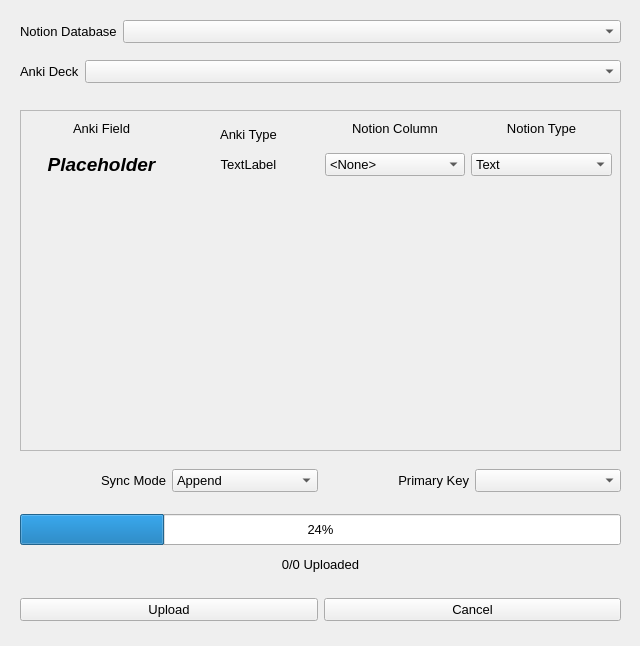
Above: qt_ui/upload.ui from fdavies93/anki-anchor before the change. Below: the same form after it.
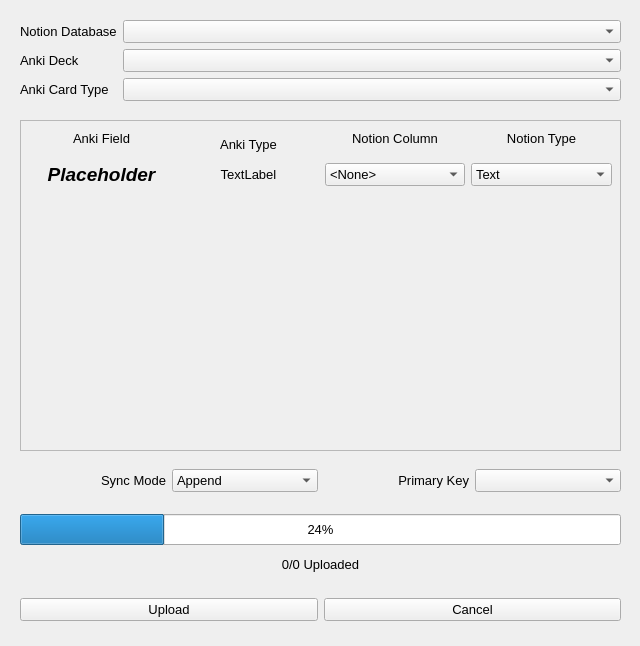
That is the form after the change.

Commit message: Began working on basic structure of sync with reader / writer interfaces for Notion & Anki. Wrote integration tests.

```diff
--- a/qt_ui/upload.ui
+++ b/qt_ui/upload.ui
@@ -23,9 +23,9 @@
    <property name="geometry">
     <rect>
      <x>20</x>
-     <y>110</y>
+     <y>120</y>
      <width>601</width>
-     <height>341</height>
+     <height>331</height>
     </rect>
    </property>
    <property name="widgetResizable">
@@ -37,7 +37,7 @@
       <x>0</x>
       <y>0</y>
       <width>599</width>
-      <height>339</height>
+      <height>329</height>
      </rect>
     </property>
     <widget class="QWidget" name="gridLayoutWidget">
@@ -206,28 +206,6 @@
     <set>Qt::AlignCenter</set>
    </property>
   </widget>
-  <widget class="QWidget" name="formLayoutWidget">
-   <property name="geometry">
-    <rect>
-     <x>20</x>
-     <y>20</y>
-     <width>601</width>
-     <height>31</height>
-    </rect>
-   </property>
-   <layout class="QFormLayout" name="formLayout">
-    <item row="0" column="0">
-     <widget class="QLabel" name="label_7">
-      <property name="text">
-       <string>Notion Database</string>
-      </property>
-     </widget>
-    </item>
-    <item row="0" column="1">
-     <widget class="QComboBox" name="notion_database_select"/>
-    </item>
-   </layout>
-  </widget>
   <widget class="QWidget" name="horizontalLayoutWidget_4">
    <property name="geometry">
     <rect>
@@ -289,22 +267,42 @@
    <property name="geometry">
     <rect>
      <x>20</x>
-     <y>60</y>
+     <y>20</y>
      <width>601</width>
-     <height>31</height>
+     <height>91</height>
     </rect>
    </property>
    <layout class="QFormLayout" name="formLayout_2">
-    <item row="0" column="0">
+    <item row="1" column="0">
      <widget class="QLabel" name="label_10">
       <property name="text">
        <string>Anki Deck</string>
       </property>
      </widget>
     </item>
-    <item row="0" column="1">
+    <item row="1" column="1">
      <widget class="QComboBox" name="anki_deck_select"/>
     </item>
+    <item row="0" column="0">
+     <widget class="QLabel" name="label_7">
+      <property name="text">
+       <string>Notion Database</string>
+      </property>
+     </widget>
+    </item>
+    <item row="0" column="1">
+     <widget class="QComboBox" name="notion_database_select"/>
+    </item>
+    <item row="2" column="0">
+     <widget class="QLabel" name="label_11">
+      <property name="text">
+       <string>Anki Card Type</string>
+      </property>
+     </widget>
+    </item>
+    <item row="2" column="1">
+     <widget class="QComboBox" name="anki_card_type_select"/>
+    </item>
    </layout>
   </widget>
  </widget>
```
The commit also changes 7 other files.
